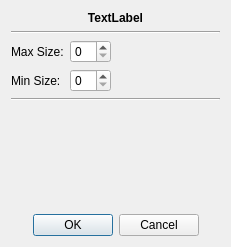
First picture: the form in src/gui/dialogs/painter_parameters_nd.ui, repository cppd/math, before the edit.
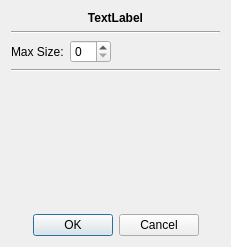
Second picture: the form after the edit.

Commit message: painting parameters

Patch:
```diff
--- a/src/gui/dialogs/painter_parameters_nd.ui
+++ b/src/gui/dialogs/painter_parameters_nd.ui
@@ -51,16 +51,6 @@
        <item row="0" column="1">
         <widget class="QSpinBox" name="spinBox_max_size"/>
        </item>
-       <item row="1" column="0">
-        <widget class="QLabel" name="label_3">
-         <property name="text">
-          <string>Min Size:</string>
-         </property>
-        </widget>
-       </item>
-       <item row="1" column="1">
-        <widget class="QSpinBox" name="spinBox_min_size"/>
-       </item>
       </layout>
      </item>
      <item>
```
The commit also changes 6 other files.
